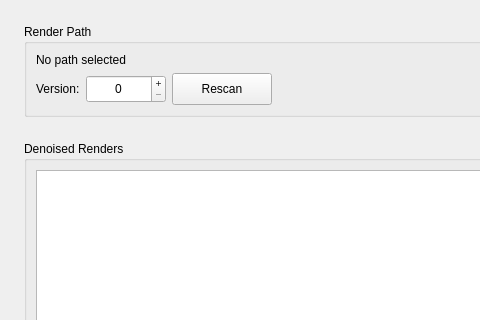
Before: the Qt Designer form resources/ui/tabs/pass_builder.ui in cpt-cabbage/luma_tools, drawn with Qt 5; both pictures show x 0 to 480 and y 0 to 320 of the 1400 by 850 pixel window.
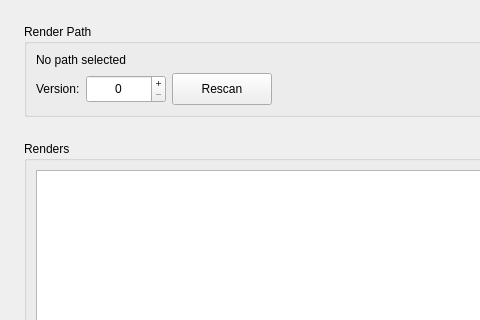
After: the same form once the commit is applied.

```diff
--- a/resources/ui/tabs/pass_builder.ui
+++ b/resources/ui/tabs/pass_builder.ui
@@ -118,7 +118,7 @@
      <item>
       <widget class="QGroupBox" name="rendersGroupBox">
        <property name="title">
-        <string>Denoised Renders</string>
+        <string>Renders</string>
        </property>
        <layout class="QVBoxLayout" name="rendersBoxLayout">
         <item>
```
